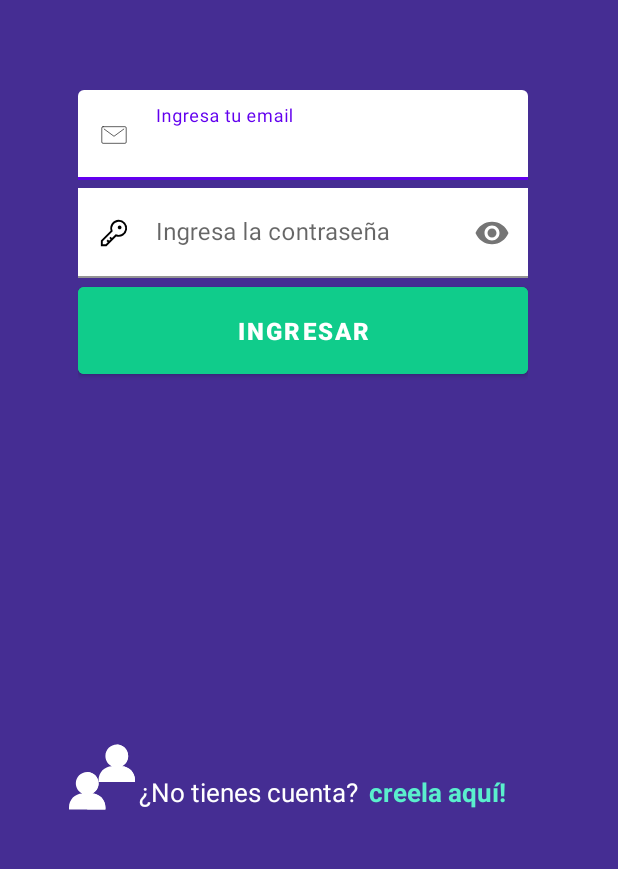
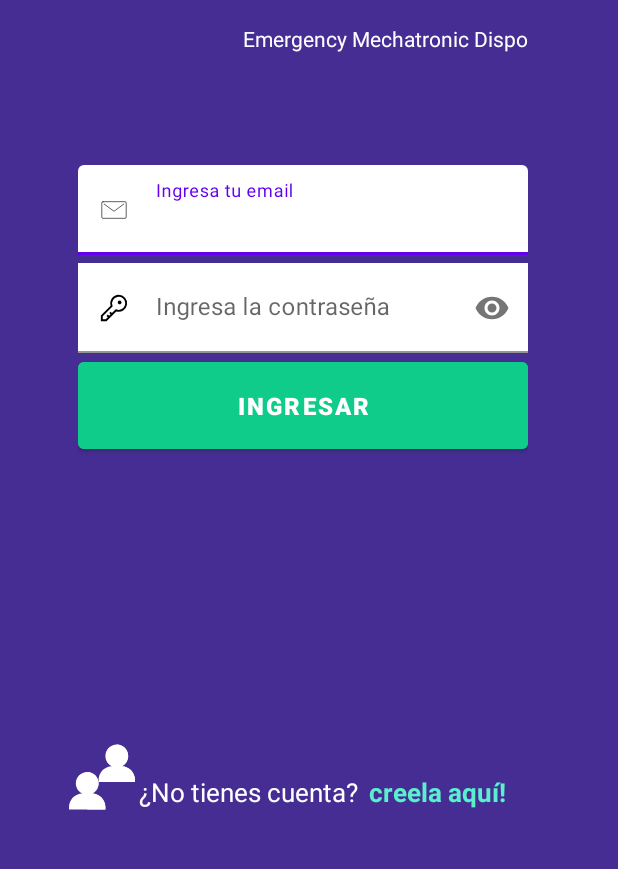
Before and after one commit to e-tobon/EMD-Android, an Android app: the screen it shows after launch (MainActivity), on a phone screen of 412 x 824 dp, the part 306-1175 px from its top. Run offline under Robolectric (Android 15) with nearby library versions, the phone set to English and light mode, and no system bars; our stand-ins replace Firebase (no records; nobody signed in at launch, a user with empty details on screens opened directly).

Commit message:
Login y Registro terminado

```diff
--- a/app/src/main/java/com/avv/cardiologoapp/ui/login/LoginFragment.kt
+++ b/app/src/main/java/com/avv/cardiologoapp/ui/login/LoginFragment.kt
@@ -5,55 +5,62 @@ import androidx.fragment.app.Fragment
 import android.view.LayoutInflater
 import android.view.View
 import android.view.ViewGroup
+import android.widget.Toast
+import androidx.navigation.fragment.findNavController
 import com.avv.cardiologoapp.R
+import com.avv.cardiologoapp.databinding.FragmentLoginBinding
+import com.avv.cardiologoapp.databinding.FragmentRegisterBinding
+import com.google.firebase.auth.FirebaseAuth
+import com.google.firebase.auth.ktx.auth
+import com.google.firebase.ktx.Firebase
 
-// TODO: Rename parameter arguments, choose names that match
-// the fragment initialization parameters, e.g. ARG_ITEM_NUMBER
-private const val ARG_PARAM1 = "param1"
-private const val ARG_PARAM2 = "param2"
 
-/**
- * A simple [Fragment] subclass.
- * Use the [LoginFragment.newInstance] factory method to
- * create an instance of this fragment.
- */
-class LoginFragment : Fragment() {
-    // TODO: Rename and change types of parameters
-    private var param1: String? = null
-    private var param2: String? = null
+class LoginFragment : Fragment(R.layout.fragment_login) {
 
+    private lateinit var auth: FirebaseAuth
+
+    private lateinit var binding: FragmentLoginBinding
     override fun onCreate(savedInstanceState: Bundle?) {
         super.onCreate(savedInstanceState)
-        arguments?.let {
-            param1 = it.getString(ARG_PARAM1)
-            param2 = it.getString(ARG_PARAM2)
-        }
+        auth = Firebase.auth
+
     }
 
-    override fun onCreateView(
-        inflater: LayoutInflater, container: ViewGroup?,
-        savedInstanceState: Bundle?
-    ): View? {
-        // Inflate the layout for this fragment
-        return inflater.inflate(R.layout.fragment_login, container, false)
+    override fun onViewCreated(view: View, savedInstanceState: Bundle?) {
+        super.onViewCreated(view, savedInstanceState)
+        binding = FragmentLoginBinding.bind(view)
+        binding.btnLogin.setOnClickListener {
+            val email = binding.etEmail.text.toString()
+            val password = binding.etPassword.text.toString()
+
+            if(email.isEmpty()){
+                Toast.makeText(requireContext(),"Ingres un email", Toast.LENGTH_SHORT).show()
+            }
+
+
+            if(!email.isEmpty() and !password.isEmpty()){
+                loginEmai(email,password)
+            }
+
+
+
+        }
+
+        binding.tvCrearCuenta.setOnClickListener {
+            findNavController().navigate(R.id.action_loginFragment_to_registerFragment)
+        }
+
     }
 
-    companion object {
-        /**
-         * Use this factory method to create a new instance of
-         * this fragment using the provided parameters.
-         *
-         * @param param1 Parameter 1.
-         * @param param2 Parameter 2.
-         * @return A new instance of fragment LoginFragment.
-         */
-        // TODO: Rename and change types and number of parameters
-        @JvmStatic
-        fun newInstance(param1: String, param2: String) =
-            LoginFragment().apply {
-                arguments = Bundle().apply {
-                    putString(ARG_PARAM1, param1)
-                    putString(ARG_PARAM2, param2)
+
+    private fun loginEmai( email:String, password:String){
+
+        auth.signInWithEmailAndPassword(email,password)
+            .addOnCompleteListener { task ->
+                if (task.isSuccessful){
+                    findNavController().navigate(R.id.action_loginFragment_to_historialClinicoFragment)
+                }else{
+                    Toast.makeText(requireContext(),"No fue posible realizar el logeo", Toast.LENGTH_LONG).show()
                 }
             }
     }
--- a/app/src/main/res/layout/fragment_login.xml
+++ b/app/src/main/res/layout/fragment_login.xml
@@ -38,7 +38,7 @@
         android:layout_width="300dp"
         android:layout_height="wrap_content"
         android:layout_marginStart="52dp"
-        android:layout_marginTop="50dp"
+        android:layout_marginTop="100dp"
         android:orientation="vertical"
         app:layout_constraintStart_toStartOf="parent"
         app:layout_constraintTop_toBottomOf="@id/ivLogo">
@@ -153,5 +153,16 @@
         android:layout_marginTop="40dp"
         android:layout_marginLeft="32dp"/>
 
+    <TextView
+        android:id="@+id/textView3"
+        android:layout_width="wrap_content"
+        android:layout_height="wrap_content"
+        android:layout_marginTop="4dp"
+        android:text="Emergency Mechatronic Dispo"
+        android:textColor="@color/white"
+
+        app:layout_constraintStart_toStartOf="@+id/textView"
+        app:layout_constraintTop_toBottomOf="@+id/textView" />
+
 
 </androidx.constraintlayout.widget.ConstraintLayout>
--- a/app/src/main/res/navigation/nav_graph.xml
+++ b/app/src/main/res/navigation/nav_graph.xml
@@ -27,5 +27,17 @@
         <action
             android:id="@+id/action_loginFragment_to_historialClinicoFragment"
             app:destination="@id/historialClinicoFragment" />
+        <action
+            android:id="@+id/action_loginFragment_to_registerFragment"
+            app:destination="@id/registerFragment" />
+    </fragment>
+    <fragment
+        android:id="@+id/registerFragment"
+        android:name="com.avv.cardiologoapp.ui.login.RegisterFragment"
+        android:label="fragment_register"
+        tools:layout="@layout/fragment_register" >
+        <action
+            android:id="@+id/action_registerFragment_to_loginFragment"
+            app:destination="@id/loginFragment" />
     </fragment>
 </navigation>
```
Also changed, not shown: app/build.gradle (+8 -0 lines), app/src/main/java/com/avv/cardiologoapp/ui/login/RegisterFragment.kt (added, +82 -0 lines), app/src/main/res/layout/fragment_register.xml (added, +141 -0 lines), build.gradle (+14 -0 lines), 1 other file.
